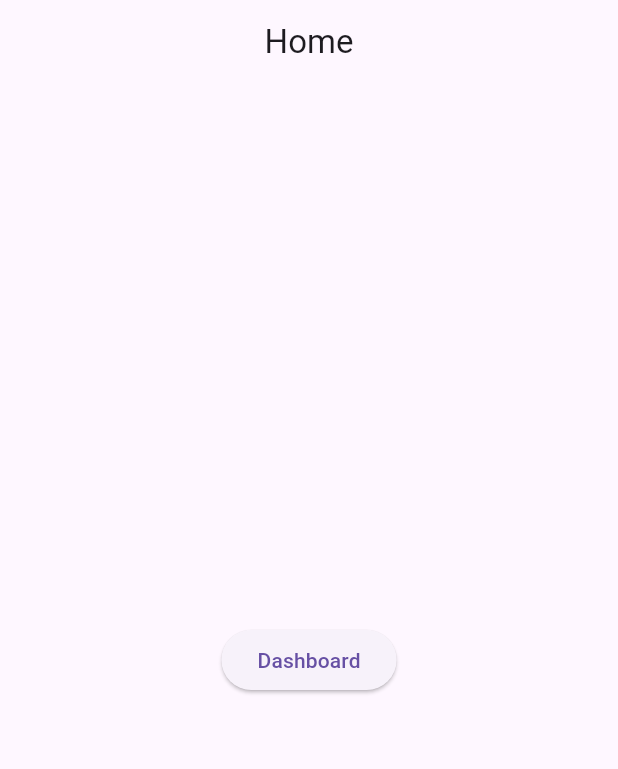
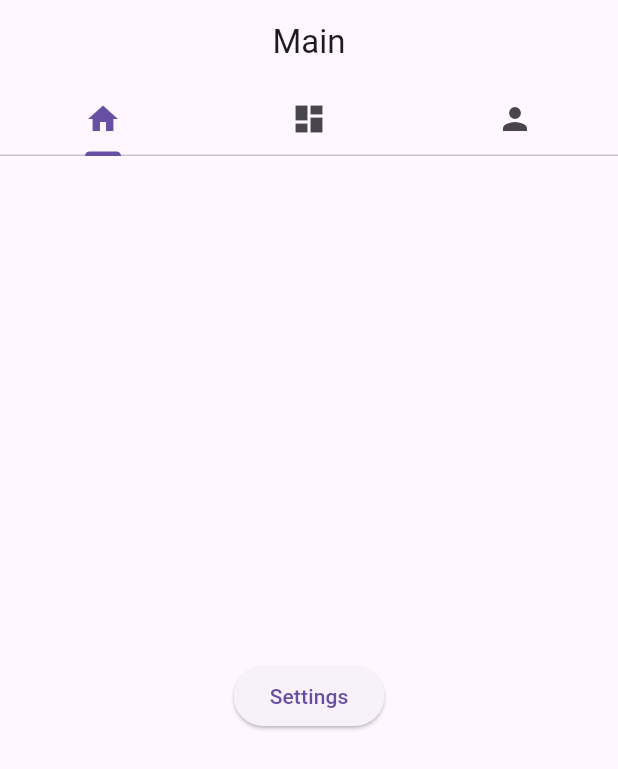
Before and after one commit to ThamannaKayakkool/sample_go_router, a Flutter app: the screen it shows after launch, on a phone screen of 412 x 824 dp. Shown: the top 769 px of the screen. Run offline on Flutter 3.47's test engine with Material 3 defaults, Android fonts, the phone set to English and light mode, and no system bars; our stand-ins replace go_router.

Commit message:
initial commit

```diff
--- a/lib/core/utils/router.dart
+++ b/lib/core/utils/router.dart
@@ -1,37 +1,76 @@
+import 'package:flutter/material.dart';
 import 'package:go_router/go_router.dart';
-import 'package:sample_go_router/feature/presentation/views/dashboard_screen.dart';
+import 'package:sample_go_router/feature/presentation/views/dashboard/contact_screen.dart';
+import 'package:sample_go_router/feature/presentation/views/dashboard/dashboard_screen.dart';
+import 'package:sample_go_router/feature/presentation/views/home/info_screen.dart';
+import 'package:sample_go_router/feature/presentation/views/home/settings_screen.dart';
+
 import 'package:sample_go_router/feature/presentation/views/error_screen.dart';
-import 'package:sample_go_router/feature/presentation/views/home_screen.dart';
+import 'package:sample_go_router/feature/presentation/views/main_screen.dart';
+import 'package:sample_go_router/feature/presentation/views/home/home_screen.dart';
 import 'package:sample_go_router/feature/presentation/views/profile_screen.dart';
 
-enum RouteName { home,dashboard, profile }
+enum RouteName { main, home, dashboard, profile, settings, info, contact }
+
+
 
 final router = GoRouter(
-  errorBuilder:(context, state) => ErrorScreen(),
-  initialLocation: '/',
+  errorBuilder: (context, state) => ErrorScreen(),
+  initialLocation: '/main/home',
   routes: [
-    GoRoute(
-      path: '/',
-      name: RouteName.home.name,
-      builder: (context, state) {
-        return HomeScreen();
+    ShellRoute(
+      builder: (context, state, child) {
+        return MainScreen(child: child);
       },
       routes: [
         GoRoute(
-          path: '/dashboard',
+          path: '/main/home',
+          name: RouteName.home.name,
+          builder: (context, state) {
+            return HomeScreen();
+          },
+        ),
+
+        GoRoute(
+          path: '/main/dashboard',
           name: RouteName.dashboard.name,
           builder: (context, state) {
-            final name=state.uri.queryParameters['name'] ?? 'No Name';
-            return DashboardScreen(name:name);
+            return DashboardScreen();
           },
-        ), GoRoute(
-          path: '/profile',
+        ),
+        GoRoute(
+          path: '/main/profile',
           name: RouteName.profile.name,
           builder: (context, state) {
             return ProfileScreen();
           },
         ),
-      ]
+      ],
+    ),
+    GoRoute(
+      path: '/settings',
+      name: RouteName.settings.name,
+      builder: (context, state) {
+        return SettingScreen();
+      },
+      routes: [
+        GoRoute(
+          path: '/info',
+          name: RouteName.info.name,
+          builder: (context, state) {
+            final name = state.uri.queryParameters['name'] ?? 'No Name';
+            return InfoScreen(name: name);
+          },
+        ),
+      ],
+    ),
+
+    GoRoute(
+      path: '/contact',
+      name: RouteName.contact.name,
+      builder: (context, state) {
+        return ContactScreen();
+      },
     ),
   ],
 );
--- a/lib/feature/presentation/views/home_screen.dart
+++ b/lib/feature/presentation/views/home/home_screen.dart
@@ -7,13 +7,10 @@ class HomeScreen extends StatelessWidget {
 
   @override
   Widget build(BuildContext context) {
-    return Scaffold(
-      appBar: AppBar(title: Text('Home',),centerTitle: true,),
-      body: Center(
+    return  Center(
         child: ElevatedButton(onPressed: () {
-         context.goNamed(RouteName.dashboard.name,queryParameters: {'name':'Thamanna'});
-        }, child: Text('Dashboard')),
-      ),
+          context.goNamed(RouteName.settings.name,);
+        }, child: Text('Settings')),
     );
   }
 }
--- /dev/null
+++ b/lib/feature/presentation/views/main_screen.dart
@@ -0,0 +1,61 @@
+import 'package:flutter/material.dart';
+import 'package:go_router/go_router.dart';
+import 'package:sample_go_router/core/utils/router.dart';
+
+class MainScreen extends StatefulWidget {
+  final Widget child;
+
+  const MainScreen({super.key, required this.child});
+
+  @override
+  State<MainScreen> createState() => _MainScreenState();
+}
+
+class _MainScreenState extends State<MainScreen>
+    with SingleTickerProviderStateMixin {
+  late TabController _controller;
+
+  @override
+  void initState() {
+    super.initState();
+    _controller = TabController(length: 3, vsync: this);
+
+    WidgetsBinding.instance.addPostFrameCallback((_) {
+      _syncTabWithRoute();
+    });
+  }
+
+  void _syncTabWithRoute() {
+    final location = GoRouterState.of(context).uri.path;
+
+    if (location.startsWith('/main/home')) _controller.index = 0;
+    if (location.startsWith('/main/dashboard')) _controller.index = 1;
+    if (location.startsWith('/main/profile')) _controller.index = 2;
+  }
+
+  @override
+  Widget build(BuildContext context) {
+   // _syncTabWithRoute();
+
+    return Scaffold(
+      appBar: AppBar(
+        title: Text('Main'),
+        centerTitle: true,
+        bottom: TabBar(
+          controller: _controller,
+          tabs: [
+            Tab(icon: Icon(Icons.home)),
+            Tab(icon: Icon(Icons.dashboard)),
+            Tab(icon: Icon(Icons.person)),
+          ],
+          onTap: (index) {
+            if (index == 0) context.goNamed(RouteName.home.name);
+            if (index == 1) context.goNamed(RouteName.dashboard.name);
+            if (index == 2) context.goNamed(RouteName.profile.name);
+          },
+        ),
+      ),
+      body: widget.child,
+    );
+  }
+}
--- a/lib/main.dart
+++ b/lib/main.dart
@@ -2,14 +2,14 @@ import 'package:flutter/material.dart';
 import 'package:sample_go_router/core/utils/router.dart';
 
 void main() {
-  runApp(const MyApp());
+  runApp(MyApp());
 }
-
 class MyApp extends StatelessWidget {
   const MyApp({super.key});
 
   @override
   Widget build(BuildContext context) {
-    return MaterialApp.router(title: 'Go Router', routerConfig: router,debugShowCheckedModeBanner: false,);
+    return MaterialApp.router(title: 'Go Router', routerConfig: router,debugShowCheckedModeBanner: false,
+    );
   }
 }
```
Also changed, not shown: lib/feature/presentation/views/dashboard/contact_screen.dart (added, +24 -0 lines), lib/feature/presentation/views/dashboard/dashboard_screen.dart (added, +16 -0 lines), lib/feature/presentation/views/home/info_screen.dart (renamed from lib/feature/presentation/views/dashboard_screen.dart, +7 -5 lines), lib/feature/presentation/views/home/settings_screen.dart (added, +25 -0 lines), lib/feature/presentation/views/profile_screen.dart (+3 -10 lines).
